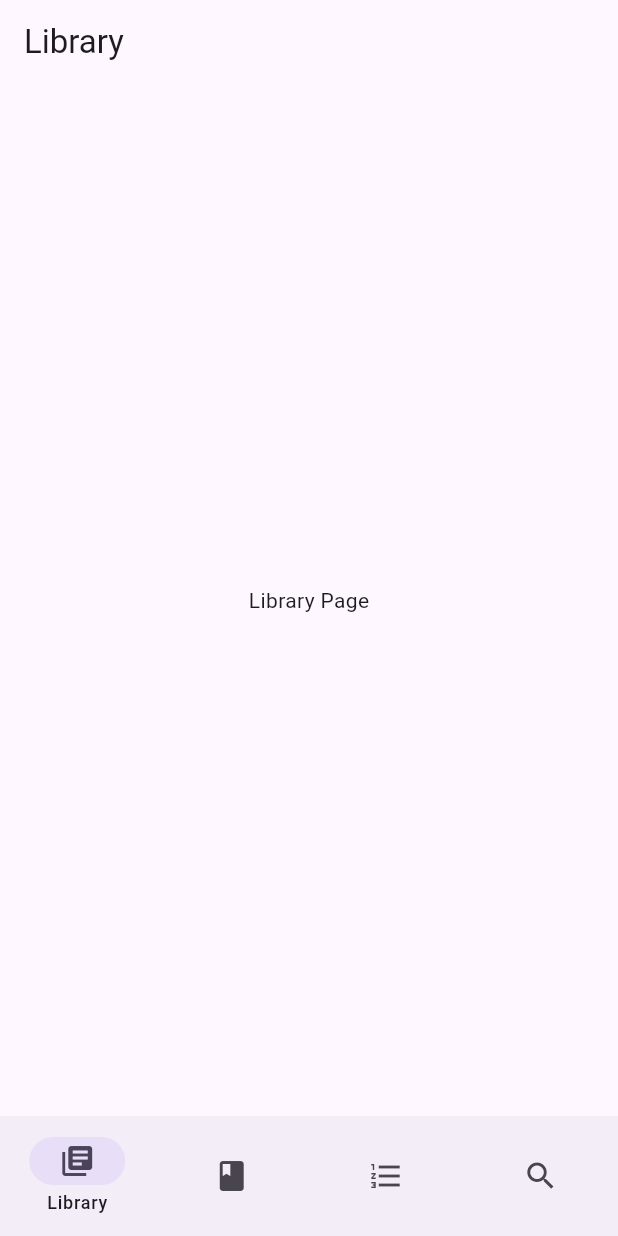
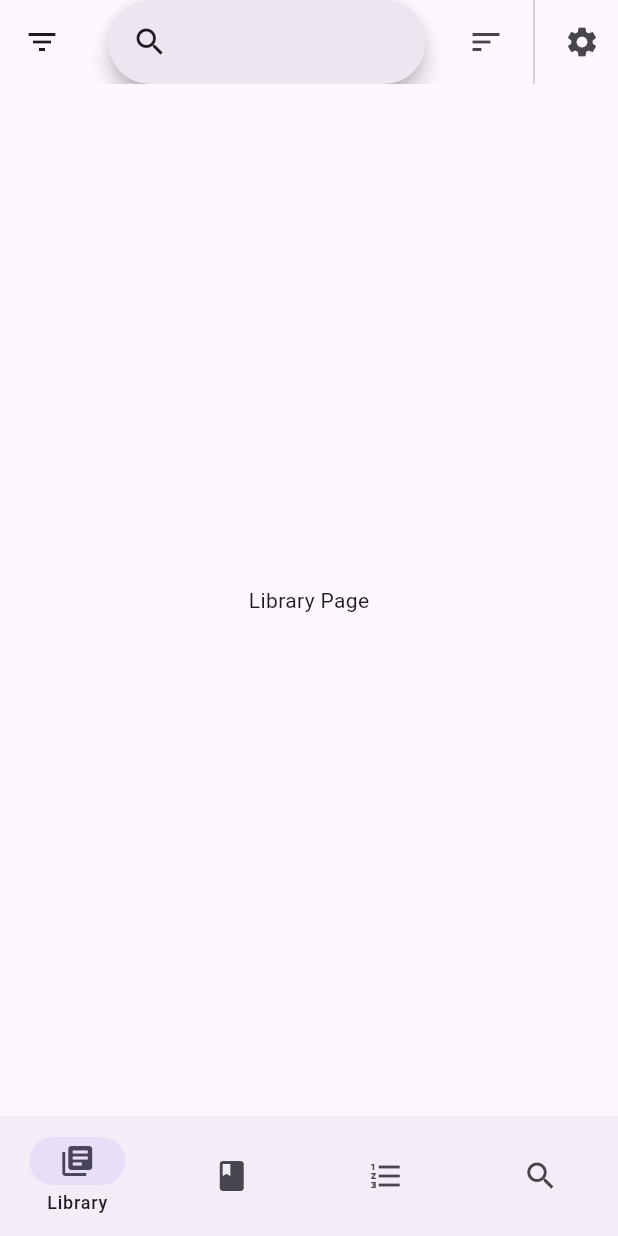
Before and after one commit to whothefluff/dart-latin-reader, a Flutter app: the screen it shows after launch, on a phone screen of 412 x 824 dp. Run offline on Flutter 3.47's test engine with Material 3 defaults, Android fonts, the phone set to English and light mode, and no system bars; generated files the repository leaves out were written again.

Commit message:
add library top bar

```diff
--- a/lib/src/page/library_page.dart
+++ b/lib/src/page/library_page.dart
@@ -7,7 +7,30 @@ class LibraryPage extends StatelessWidget {
   Widget build(BuildContext context) {
     return Scaffold(
       appBar: AppBar(
-        title: const Text('Library'),
+        leading: IconButton(
+          icon: const Icon(Icons.filter_list),
+          onPressed: () {},
+        ),
+        title: SearchAnchor.bar(
+          suggestionsBuilder:
+              (BuildContext context, SearchController controller) {
+            return List<Widget>.empty();
+          },
+          //isFullScreen: true,
+        ),
+        actions: <Widget>[
+          IconButton(
+            icon: const Icon(Icons.sort),
+            onPressed: () {},
+          ),
+          const VerticalDivider(),
+          IconButton(
+            icon: const Icon(Icons.settings),
+            onPressed: () {
+              Navigator.pushNamed(context, '/settings');
+            },
+          ),
+        ],
       ),
       body: const Center(
         child: Text('Library Page'),
```
